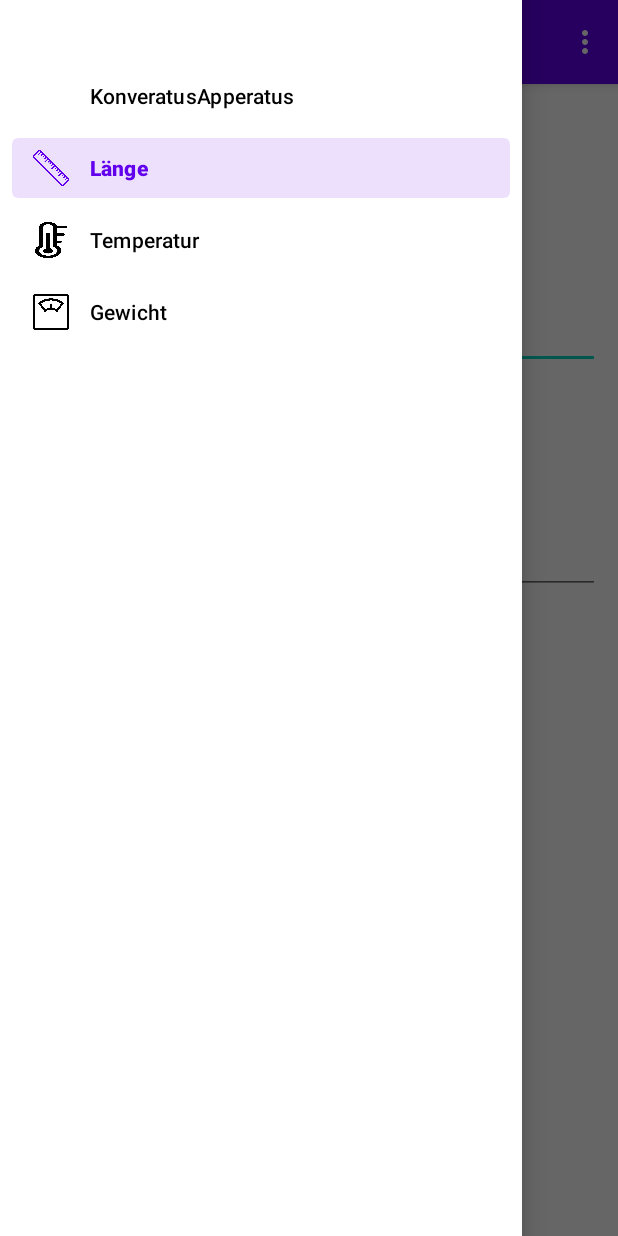
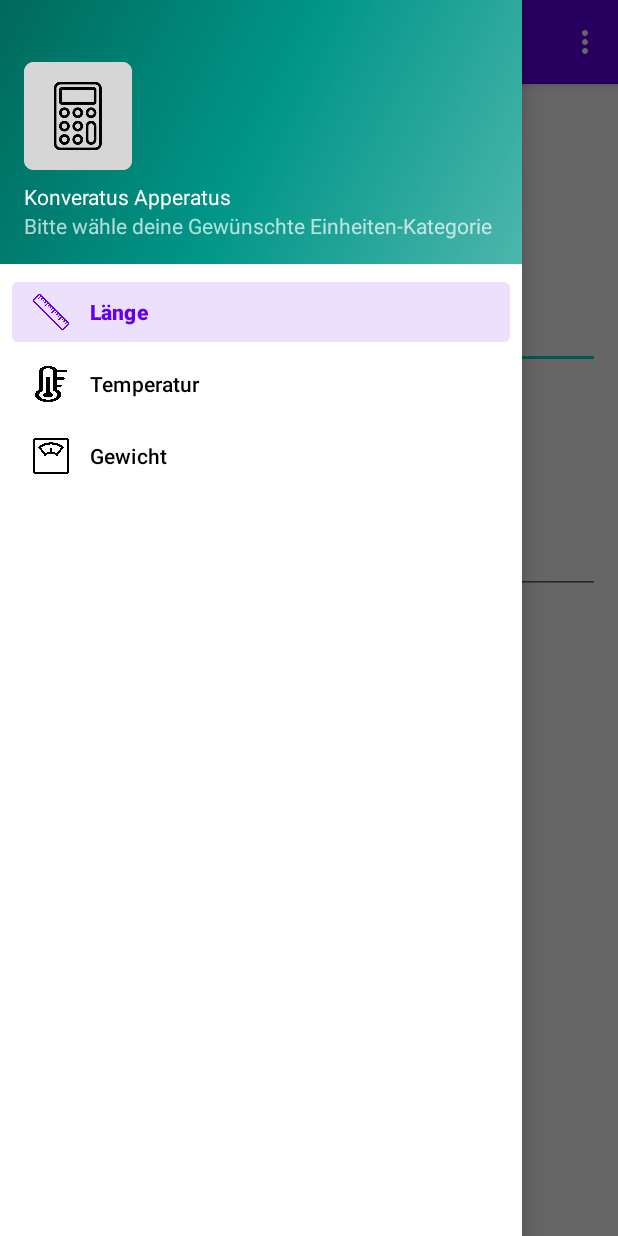
Before and after one commit to LmaoPewPew/KonveratusApperatus, an Android app: the screen it shows after launch (MainActivity), with the side drawer open, on a phone screen of 412 x 824 dp. Run offline under Robolectric (Android 15) with nearby library versions, the phone set to English and light mode, and no system bars; our stand-ins replace navigation-ui.

Commit message:
Nav Header added

```diff
--- a/app/src/main/res/layout/nav_header_main.xml
+++ b/app/src/main/res/layout/nav_header_main.xml
@@ -1,16 +1,35 @@
 <?xml version="1.0" encoding="utf-8"?>
 <LinearLayout xmlns:android="http://schemas.android.com/apk/res/android"
     xmlns:app="http://schemas.android.com/apk/res-auto"
-    xmlns:tools="http://schemas.android.com/tools"
     android:layout_width="match_parent"
-    android:layout_height="wrap_content"
+    android:layout_height="@dimen/nav_header_height"
     android:background="@drawable/side_nav_bar"
     android:gravity="bottom"
-    android:orientation="horizontal"
+    android:orientation="vertical"
     android:paddingLeft="@dimen/activity_horizontal_margin"
     android:paddingTop="@dimen/activity_vertical_margin"
     android:paddingRight="@dimen/activity_horizontal_margin"
     android:paddingBottom="@dimen/activity_vertical_margin"
-    android:theme="@style/ThemeOverlay.AppCompat.Dark"
-    android:visibility="invisible"
-    tools:visibility="invisible" />
+    android:theme="@style/ThemeOverlay.AppCompat.Dark">
+
+    <ImageView
+        android:id="@+id/imageView"
+        android:layout_width="wrap_content"
+        android:layout_height="wrap_content"
+        android:contentDescription="@string/nav_header_desc"
+        android:paddingTop="@dimen/nav_header_vertical_spacing"
+        app:srcCompat="@mipmap/ic_launcher_round" />
+
+    <TextView
+        android:layout_width="match_parent"
+        android:layout_height="wrap_content"
+        android:paddingTop="@dimen/nav_header_vertical_spacing"
+        android:text="@string/nav_header_title"
+        android:textAppearance="@style/TextAppearance.AppCompat.Body1" />
+
+    <TextView
+        android:id="@+id/textView"
+        android:layout_width="wrap_content"
+        android:layout_height="wrap_content"
+        android:text="@string/nav_header_subtitle" />
+</LinearLayout>
--- a/app/src/main/res/menu/activity_main_drawer.xml
+++ b/app/src/main/res/menu/activity_main_drawer.xml
@@ -4,7 +4,6 @@
     xmlns:tools="http://schemas.android.com/tools"
     tools:showIn="navigation_view">
 
-    <item android:title="@string/app_name" />
     <group android:checkableBehavior="single">
         <item
             android:id="@+id/nav_lenght"
--- a/app/src/main/res/values/strings.xml
+++ b/app/src/main/res/values/strings.xml
@@ -2,8 +2,8 @@
     <string name="app_name">KonveratusApperatus</string>
     <string name="navigation_drawer_open">Open navigation drawer</string>
     <string name="navigation_drawer_close">Close navigation drawer</string>
-    <string name="nav_header_title">Android Studio</string>
-    <string name="nav_header_subtitle">android.studio@android.com</string>
+    <string name="nav_header_title">Konveratus Apperatus</string>
+    <string name="nav_header_subtitle">Bitte wähle deine Gewünschte Einheiten-Kategorie</string>
     <string name="nav_header_desc">Navigation header</string>
     <string name="action_settings">Settings</string>
 
```
